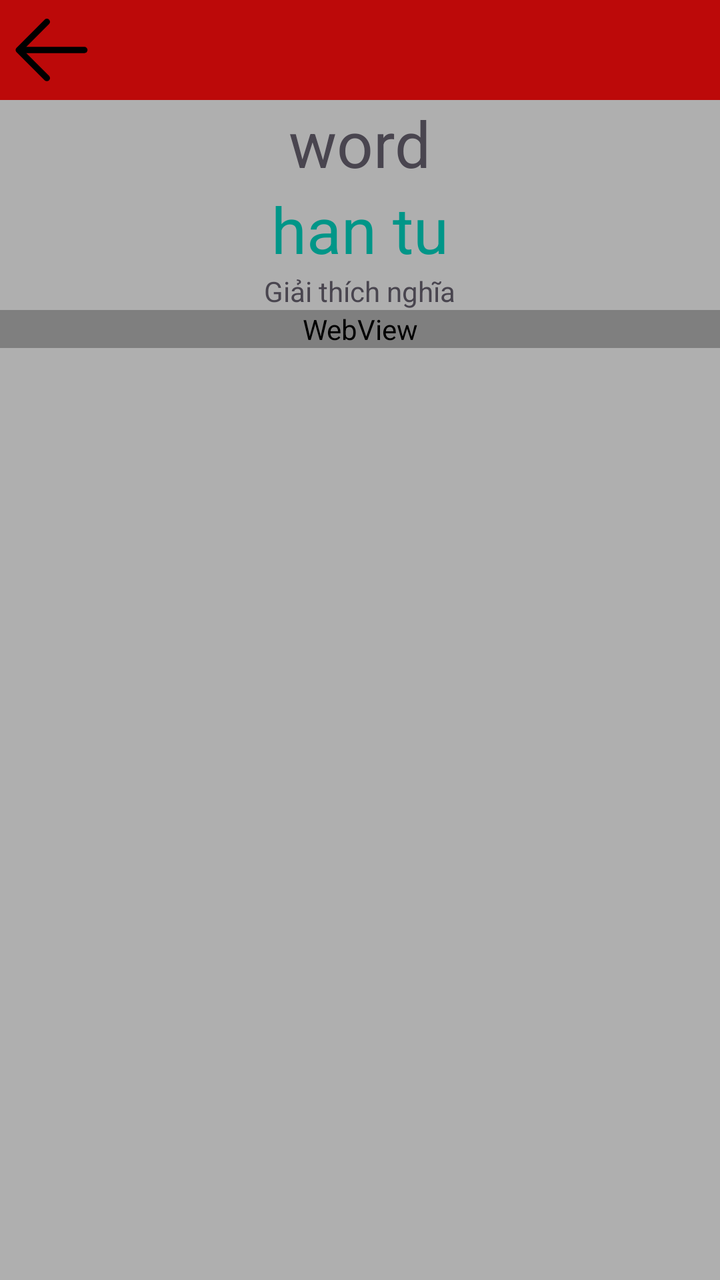
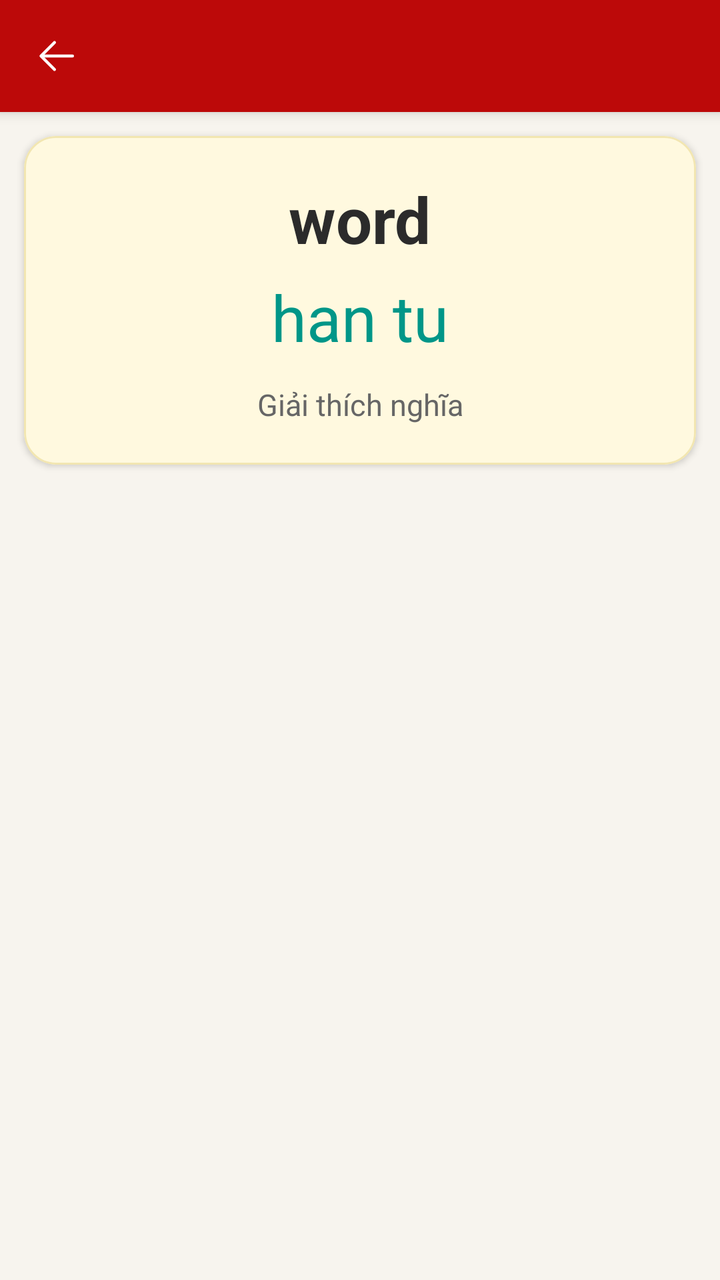

Before-and-after screenshots of an Android layout around one commit, followed by the original layout XML and the change that was made.
<!-- AndroidManifest.xml: application theme Theme.Tuan9 -->
<!-- res/layout/activity_han_tu.xml -->
<?xml version="1.0" encoding="utf-8"?>
<LinearLayout
    xmlns:android="http://schemas.android.com/apk/res/android"
    xmlns:app="http://schemas.android.com/apk/res-auto"
    xmlns:tools="http://schemas.android.com/tools"
    android:id="@+id/main"
    android:layout_width="match_parent"
    android:layout_height="match_parent"
    tools:context=".bai2.activity.HanTuActivity"
    android:orientation="vertical"
    android:gravity="center_horizontal"
    android:background="#AFAFAF">
    <LinearLayout
        android:layout_width="match_parent"
        android:layout_height="wrap_content"
        android:background="#BC0909">
        <ImageView
            android:id="@+id/imgBack"
            android:layout_width="50dp"
            android:layout_height="50dp"
            android:src="@drawable/back_svgrepo_com"/>
    </LinearLayout>
    <TextView
        android:id="@+id/tvWord"
        android:layout_width="wrap_content"
        android:layout_height="wrap_content"
        android:text="word"
        android:textSize="32sp"/>
    <TextView
        android:id="@+id/tvHan"
        android:layout_width="wrap_content"
        android:layout_height="wrap_content"
        android:text="han tu"
        android:textSize="32sp"
        android:textColor="#009688"/>
    <TextView
        android:id="@+id/tvEx"
        android:layout_width="wrap_content"
        android:layout_height="wrap_content"
        android:text="Giải thích nghĩa"/>
    <WebView
        android:id="@+id/wv"
        android:layout_width="match_parent"
        android:layout_height="wrap_content"/>
    <androidx.recyclerview.widget.RecyclerView
        android:id="@+id/rcv"
        android:layout_width="match_parent"
        android:layout_height="wrap_content"
        android:orientation="horizontal"
        app:layoutManager="androidx.recyclerview.widget.LinearLayoutManager"/>
    <FrameLayout
        android:id="@+id/frmLayout"
        android:layout_width="match_parent"
        android:layout_height="wrap_content"/>
</LinearLayout>
<!-- resources referenced by this layout -->
<resources>
  <!-- drawable back_svgrepo_com (drawable) -->
  <vector xmlns:android="http://schemas.android.com/apk/res/android" android:height="50dp" android:viewportHeight="1024" android:viewportWidth="1024" android:width="50dp">
        
      <path android:fillColor="#000000" android:pathData="M224,480h640a32,32 0,1 1,0 64H224a32,32 0,0 1,0 -64z"/>
        
      <path android:fillColor="#000000" android:pathData="m237.2,512 l265.4,265.3a32,32 0,0 1,-45.3 45.3l-288,-288a32,32 0,0 1,0 -45.3l288,-288a32,32 0,1 1,45.3 45.3L237.2,512z"/>
      
  </vector>
  <style name="Theme.Tuan9" parent="Base.Theme.Tuan9" />
  <style name="Base.Theme.Tuan9" parent="Theme.Material3.DayNight.NoActionBar">
          
          
      </style>
</resources>

<!-- the commit's change to res/layout/activity_han_tu.xml (unified diff, before → after) -->
@@ -8,48 +8,90 @@
     android:layout_height="match_parent"
     tools:context=".bai2.activity.HanTuActivity"
     android:orientation="vertical"
-    android:gravity="center_horizontal"
-    android:background="#AFAFAF">
+    android:background="#F7F4EE">
+
+    
     <LinearLayout
         android:layout_width="match_parent"
-        android:layout_height="wrap_content"
-        android:background="#BC0909">
+        android:layout_height="56dp"
+        android:background="#BC0909"
+        android:elevation="4dp"
+        android:gravity="center_vertical"
+        android:paddingHorizontal="8dp">
+
         <ImageView
             android:id="@+id/imgBack"
-            android:layout_width="50dp"
-            android:layout_height="50dp"
-            android:src="@drawable/back_svgrepo_com"/>
+            android:layout_width="40dp"
+            android:layout_height="40dp"
+            android:padding="8dp"
+            android:src="@drawable/back_svgrepo_com"
+            android:background="?attr/selectableItemBackgroundBorderless"
+            app:tint="#FFFFFF" />
     </LinearLayout>
-    <TextView
-        android:id="@+id/tvWord"
-        android:layout_width="wrap_content"
+
+    
+    <com.google.android.material.card.MaterialCardView
+        android:layout_width="match_parent"
         android:layout_height="wrap_content"
-        android:text="word"
-        android:textSize="32sp"/>
-    <TextView
-        android:id="@+id/tvHan"
-        android:layout_width="wrap_content"
-        android:layout_height="wrap_content"
-        android:text="han tu"
-        android:textSize="32sp"
-        android:textColor="#009688"/>
-    <TextView
-        android:id="@+id/tvEx"
-        android:layout_width="wrap_content"
-        android:layout_height="wrap_content"
-        android:text="Giải thích nghĩa"/>
-    <WebView
-        android:id="@+id/wv"
-        android:layout_width="match_parent"
-        android:layout_height="wrap_content"/>
+        android:layout_marginHorizontal="12dp"
+        android:layout_marginTop="12dp"
+        app:cardBackgroundColor="#FFF9DF"
+        app:cardCornerRadius="16dp"
+        app:cardElevation="2dp"
+        app:strokeColor="#F2E6B1"
+        app:strokeWidth="1dp">
+
+        <LinearLayout
+            android:layout_width="match_parent"
+            android:layout_height="wrap_content"
+            android:orientation="vertical"
+            android:gravity="center_horizontal"
+            android:paddingHorizontal="16dp"
+            android:paddingVertical="20dp">
+
+            <TextView
+                android:id="@+id/tvWord"
+                android:layout_width="wrap_content"
+                android:layout_height="wrap_content"
+                android:text="word"
+                android:textColor="#2B2B2B"
+                android:textSize="32sp"
+                android:textStyle="bold" />
+
+            <TextView
+                android:id="@+id/tvHan"
+                android:layout_width="wrap_content"
+                android:layout_height="wrap_content"
+                android:layout_marginTop="6dp"
+                android:text="han tu"
+                android:textColor="#009688"
+                android:textSize="32sp" />
+
+            <TextView
+                android:id="@+id/tvEx"
+                android:layout_width="match_parent"
+                android:layout_height="wrap_content"
+                android:layout_marginTop="12dp"
+                android:gravity="center"
+                android:text="Giải thích nghĩa"
+                android:textColor="#666666"
+                android:textSize="15sp" />
+        </LinearLayout>
+    </com.google.android.material.card.MaterialCardView>
     <androidx.recyclerview.widget.RecyclerView
         android:id="@+id/rcv"
         android:layout_width="match_parent"
         android:layout_height="wrap_content"
+        android:layout_marginTop="8dp"
+        android:clipToPadding="false"
         android:orientation="horizontal"
-        app:layoutManager="androidx.recyclerview.widget.LinearLayoutManager"/>
+        android:paddingHorizontal="8dp"
+        app:layoutManager="androidx.recyclerview.widget.LinearLayoutManager" />
+
     <FrameLayout
         android:id="@+id/frmLayout"
         android:layout_width="match_parent"
-        android:layout_height="wrap_content"/>
+        android:layout_height="wrap_content"
+        android:layout_marginHorizontal="12dp"
+        android:layout_marginTop="8dp" />
 </LinearLayout>
